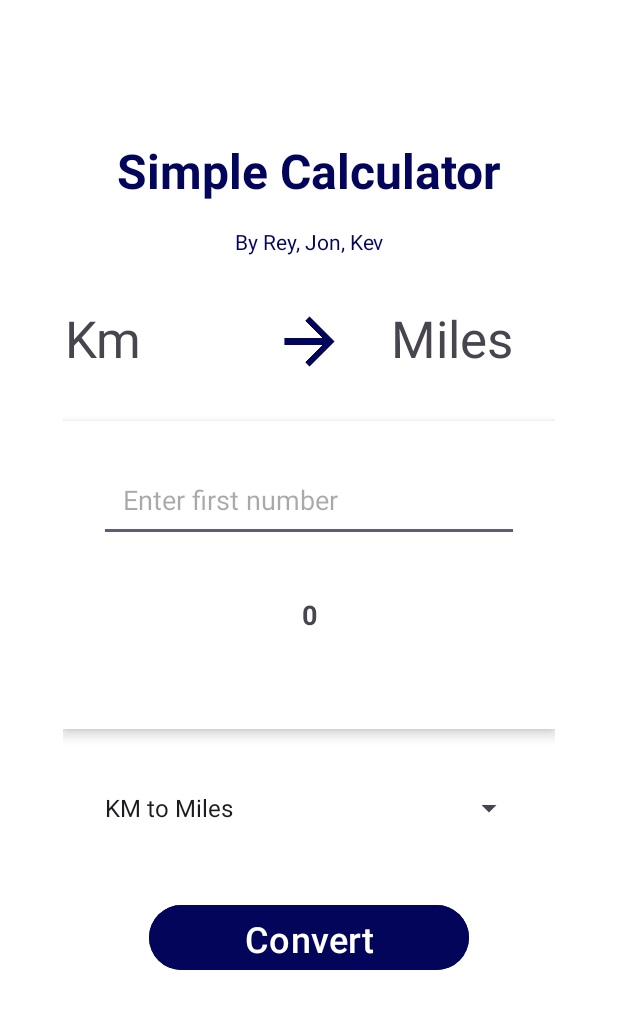
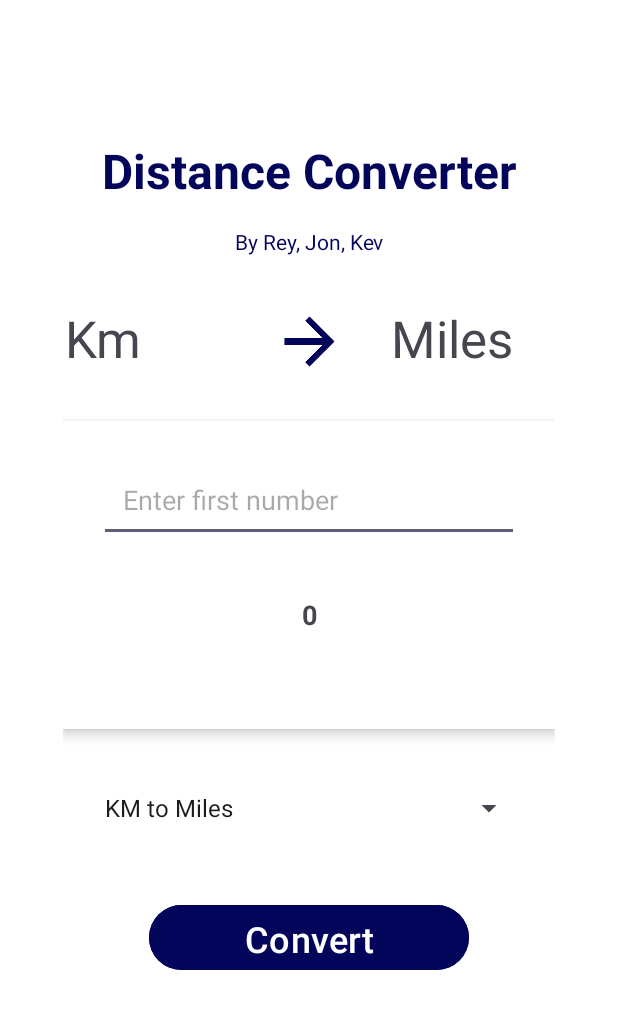
Before and after one commit to jaflanet/distance-calculator, an Android app: the screen it shows after launch (MainActivity), on a phone screen of 412 x 824 dp. Shown: the top 1009 px of the screen. Run offline under Robolectric (Android 15) with nearby library versions, the phone set to English and light mode, and no system bars; our stand-ins replace navigation-ui.

```diff
--- a/app/src/main/java/com/example/distancecalculator/MainActivity.kt
+++ b/app/src/main/java/com/example/distancecalculator/MainActivity.kt
@@ -11,6 +11,8 @@ import androidx.navigation.ui.navigateUp
 import androidx.navigation.ui.setupActionBarWithNavController
 import android.view.Menu
 import android.view.MenuItem
+import android.view.View
+import android.widget.AdapterView
 import android.widget.ArrayAdapter
 import android.widget.AutoCompleteTextView
 import android.widget.Button
@@ -37,6 +39,23 @@ class MainActivity : AppCompatActivity() {
         ).also { adapter ->
             adapter.setDropDownViewResource(android.R.layout.simple_spinner_dropdown_item)
             mySpinner.adapter = adapter
+        }
+
+        mySpinner.onItemSelectedListener = object : AdapterView.OnItemSelectedListener {
+            override fun onItemSelected(parent: AdapterView<*>?, view: View?, position: Int, id: Long) {
+                val selected = parent?.getItemAtPosition(position).toString()
+                if(selected == "KM to Miles") {
+                    findViewById<TextView>(R.id.tv1).text = "Km"
+                    findViewById<TextView>(R.id.tv2).text = "Miles"
+                } else {
+                    findViewById<TextView>(R.id.tv1).text = "Miles"
+                    findViewById<TextView>(R.id.tv2).text = "Km"
+                }
+            }
+
+            override fun onNothingSelected(p0: AdapterView<*>?) {
+                TODO("Not yet implemented")
+            }
         }
 
         val input = findViewById<EditText>(R.id.raw_distance)
--- a/app/src/main/res/layout/activity_main.xml
+++ b/app/src/main/res/layout/activity_main.xml
@@ -15,7 +15,7 @@
         android:layout_marginTop="40dp"
         android:gravity="center"
         android:paddingTop="10dp"
-        android:text="Simple Calculator"
+        android:text="@string/header"
         android:textColor="#03055B"
         android:textSize="32sp"
         android:textStyle="bold"
```
